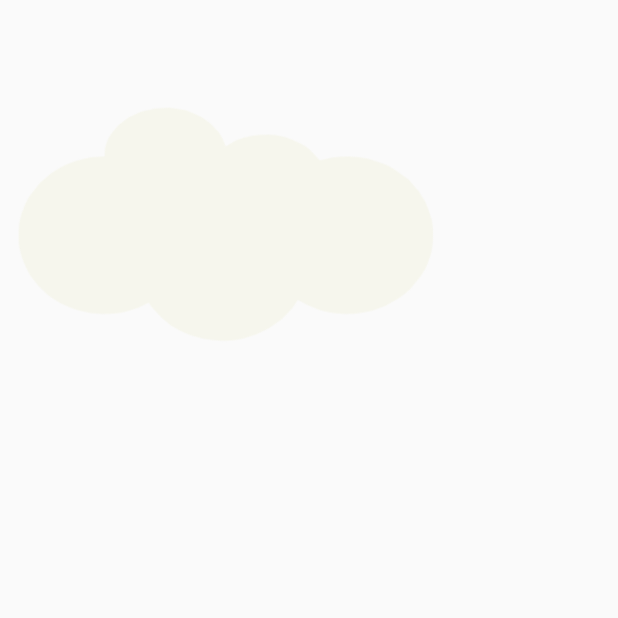
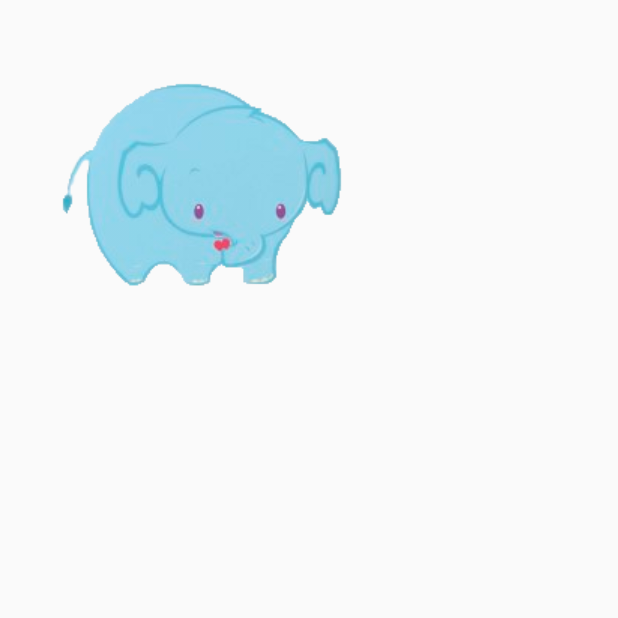
Before and after one commit to RumblingBee/ProjetTutoreAndroid, an Android app: the FlagActivity screen opened directly, with no data from a screen before it, on a phone screen of 412 x 824 dp, the top half of it. Run offline under Robolectric (Android 15) with nearby library versions, the phone set to English and light mode, and no system bars; 2 statements that could not run were skipped.

Commit message:
generation drapeau fix

```diff
--- a/app/src/main/java/com/example/cassa/entrainementprojettut/FlagActivity.java
+++ b/app/src/main/java/com/example/cassa/entrainementprojettut/FlagActivity.java
@@ -11,14 +11,14 @@ public class FlagActivity extends AppCompatActivity {
         super.onCreate(savedInstanceState);
         setContentView(R.layout.activity_flag);
 
-      FlagBank flagBank = new FlagBank();
+    FlagBank flagBank = new FlagBank();
 
-        ImageView drapeau3;
+        ImageView drapeau;
 
-        drapeau3 = (ImageView)findViewById(R.id.flag3);
+        drapeau = (ImageView)findViewById(R.id.activity_flag_flag01);
 
 
-        drapeau3.setImageResource(flagBank.getFlag(0).getmRessource());
+        drapeau.setImageResource(flagBank.getFlag(0).getmRessource());
 
 
     }
--- a/app/src/main/res/layout/activity_flag.xml
+++ b/app/src/main/res/layout/activity_flag.xml
@@ -6,25 +6,18 @@
     android:layout_height="match_parent"
     tools:context="com.example.cassa.entrainementprojettut.FlagActivity">
 
-<LinearLayout
+<android.support.v7.widget.LinearLayoutCompat
     android:layout_width="match_parent"
     android:layout_height="match_parent">
 
 
     <ImageView
-        android:id="@+id/activity_choix_difficulte_nuage_imageView"
+        android:id="@+id/activity_flag_flag01"
         android:layout_width="wrap_content"
         android:layout_height="wrap_content"
-        android:layout_above="@+id/flag3"
-        android:layout_marginBottom="38dp"
-        android:layout_marginEnd="103dp"
-        android:layout_marginRight="103dp"
-        android:layout_toLeftOf="@+id/niveau2_btn"
-        android:layout_toStartOf="@+id/niveau2_btn"
-        app:srcCompat="@drawable/nuage" />
-
-
-</LinearLayout>
-
+        app:srcCompat="@drawable/o2"
+        tools:layout_editor_absoluteX="113dp"
+        tools:layout_editor_absoluteY="97dp" />
+</android.support.v7.widget.LinearLayoutCompat>
 
 </android.support.constraint.ConstraintLayout>
--- a/build.gradle
+++ b/build.gradle
@@ -7,7 +7,7 @@ buildscript {
         jcenter()
     }
     dependencies {
-        classpath 'com.android.tools.build:gradle:3.0.0'
+        classpath 'com.android.tools.build:gradle:3.0.1'
 
 
         // NOTE: Do not place your application dependencies here; they belong
```
